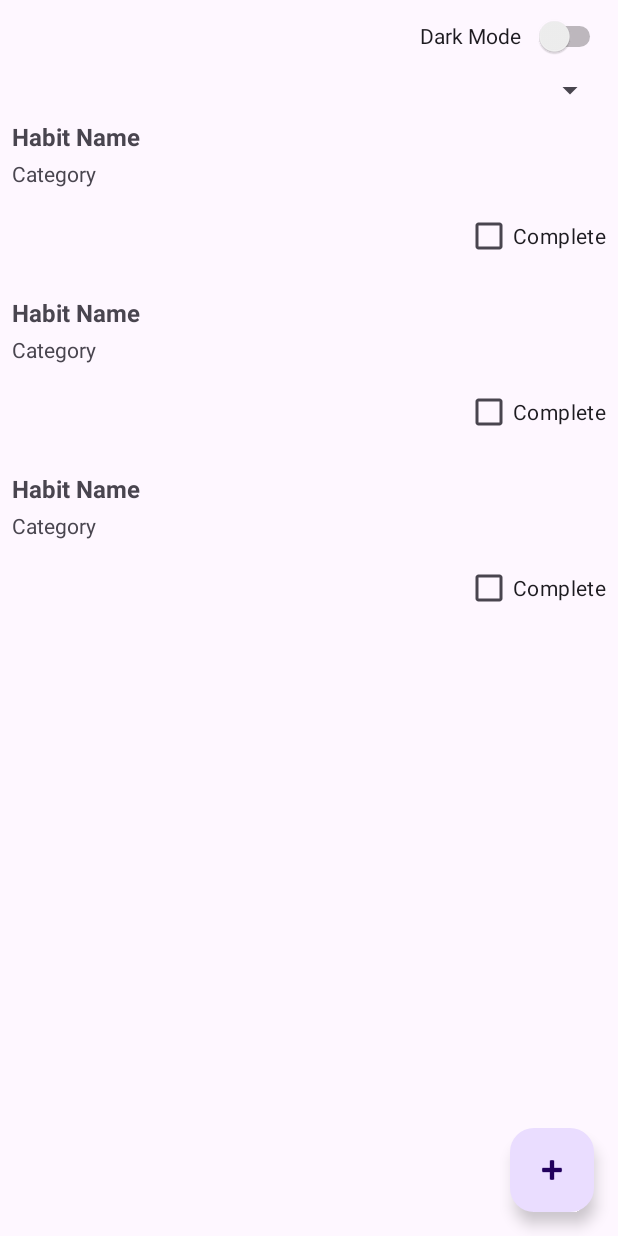
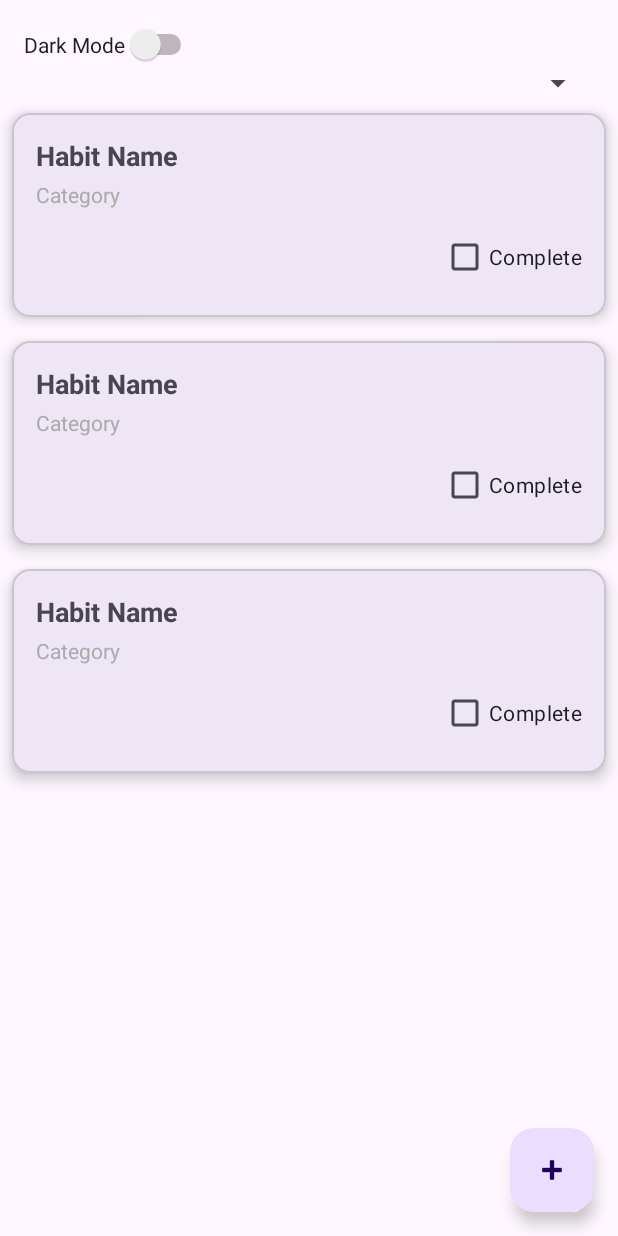
Before and after one commit to nve03g/habit_tracker_RV_NVE, an Android app: the layout activity_main.xml on its own in the app's theme, with its tools: preview values and no code run, on a phone screen of 412 x 824 dp. Run offline under Robolectric (Android 15) with nearby library versions, the phone set to English and light mode, and no system bars.

Commit message:
place habits in cardViews

```diff
--- a/app/src/main/res/layout/activity_main.xml
+++ b/app/src/main/res/layout/activity_main.xml
@@ -1,4 +1,3 @@
-<?xml version="1.0" encoding="utf-8"?>
 <androidx.constraintlayout.widget.ConstraintLayout
     xmlns:android="http://schemas.android.com/apk/res/android"
     xmlns:app="http://schemas.android.com/apk/res-auto"
@@ -8,20 +7,40 @@
     android:layout_height="match_parent"
     tools:context=".MainActivity">
 
+    <!-- dark mode switch -->
+    <Switch
+        android:id="@+id/darkModeSwitch"
+        android:layout_width="wrap_content"
+        android:layout_height="wrap_content"
+        android:text="Dark Mode"
+        app:layout_constraintTop_toTopOf="parent"
+        app:layout_constraintStart_toStartOf="parent"
+        android:layout_marginStart="16dp"
+        android:layout_marginTop="16dp" />
+
+    <!-- spinner voor categorieën -->
+    <Spinner
+        android:id="@+id/categoryFilterSpinner"
+        android:layout_width="match_parent"
+        android:layout_height="wrap_content"
+        android:layout_marginHorizontal="16dp"
+        android:spinnerMode="dropdown"
+        app:layout_constraintTop_toBottomOf="@+id/darkModeSwitch"
+        app:layout_constraintEnd_toEndOf="parent"
+        app:layout_constraintStart_toStartOf="parent"/>
+
     <!-- RecyclerView to show and delete habits-->
-
     <androidx.recyclerview.widget.RecyclerView
         android:id="@+id/habitRecyclerView"
         android:layout_width="0dp"
         android:layout_height="0dp"
         app:layout_constraintBottom_toTopOf="@id/addHabitButton"
         app:layout_constraintEnd_toEndOf="parent"
-        app:layout_constraintHorizontal_bias="0.0"
         app:layout_constraintStart_toStartOf="parent"
         app:layout_constraintTop_toBottomOf="@+id/categoryFilterSpinner"
-        app:layout_constraintVertical_bias="0.0"
         tools:listitem="@layout/list_item_habit" />
 
+    <!-- floating button om habit toe te voegen -->
     <com.google.android.material.floatingactionbutton.FloatingActionButton
         android:id="@+id/addHabitButton"
         android:layout_width="wrap_content"
@@ -33,28 +52,9 @@
         android:layout_marginEnd="16dp"
         android:layout_marginBottom="16dp"/>
 
-    <Spinner
-        android:id="@+id/categoryFilterSpinner"
-        android:layout_width="match_parent"
-        android:layout_height="wrap_content"
-        android:layout_margin="8dp"
-        android:text="FILTER"
-        android:spinnerMode="dropdown"
-        app:layout_constraintTop_toBottomOf="@+id/darkModeSwitch"
-        tools:layout_editor_absoluteX="8dp" />
 
-    <Switch
-        android:id="@+id/darkModeSwitch"
-        android:layout_width="124dp"
-        android:layout_height="32dp"
-        android:layout_margin="8dp"
-        android:layout_marginTop="4dp"
-        android:checked="false"
-        android:text="Dark Mode"
-        app:layout_constraintEnd_toEndOf="parent"
-        app:layout_constraintHorizontal_bias="1.0"
-        app:layout_constraintStart_toStartOf="parent"
-        app:layout_constraintTop_toTopOf="parent" />
+
+
 
 
 
--- a/app/src/main/res/layout/list_item_habit.xml
+++ b/app/src/main/res/layout/list_item_habit.xml
@@ -1,9 +1,17 @@
+<com.google.android.material.card.MaterialCardView
+    xmlns:android="http://schemas.android.com/apk/res/android"
+    xmlns:app="http://schemas.android.com/apk/res-auto"
+    android:layout_width="match_parent"
+    android:layout_height="wrap_content"
+    android:layout_margin="8dp"
+    app:cardCornerRadius="12dp"
+    app:cardElevation="6dp">
+
     <LinearLayout
-    xmlns:android="http://schemas.android.com/apk/res/android"
         android:layout_width="match_parent"
         android:layout_height="wrap_content"
         android:orientation="vertical"
-    android:padding="8dp">
+        android:padding="16dp">
 
         <!-- Naam van de hoofdtaak -->
         <TextView
@@ -12,7 +20,7 @@
             android:layout_height="wrap_content"
             android:text="Habit Name"
             android:textStyle="bold"
-        android:textSize="16sp"
+            android:textSize="18sp"
             android:paddingBottom="4dp" />
 
         <!-- Categorie of andere informatie -->
@@ -22,16 +30,8 @@
             android:layout_height="wrap_content"
             android:text="Category"
             android:textSize="14sp"
-        android:paddingBottom="4dp" />
-
-    <!-- Container voor subtaken -->
-    <LinearLayout
-        android:id="@+id/subtasksContainer"
-        android:layout_width="match_parent"
-        android:layout_height="wrap_content"
-        android:orientation="vertical"
-        android:paddingTop="4dp">
-    </LinearLayout>
+            android:textColor="@android:color/darker_gray"
+            android:paddingBottom="8dp" />
 
         <!-- Checkbox voor hoofdtaak -->
         <CheckBox
@@ -40,4 +40,16 @@
             android:layout_height="wrap_content"
             android:layout_gravity="end"
             android:text="Complete" />
+
+        <!-- Container voor subtasks -->
+        <LinearLayout
+            android:id="@+id/subtasksContainer"
+            android:layout_width="match_parent"
+            android:layout_height="wrap_content"
+            android:orientation="vertical"
+            android:visibility="gone"
+            android:paddingTop="8dp">
+            <!-- Subtasks worden hier dynamisch toegevoegd -->
         </LinearLayout>
+    </LinearLayout>
+</com.google.android.material.card.MaterialCardView>
```
Also changed, not shown: app/src/main/java/com/example/habit_tracker/HabitRecyclerAdapter.kt (+23 -19 lines), 1 other file. Lines whose indentation alone changed are shown as unchanged.
